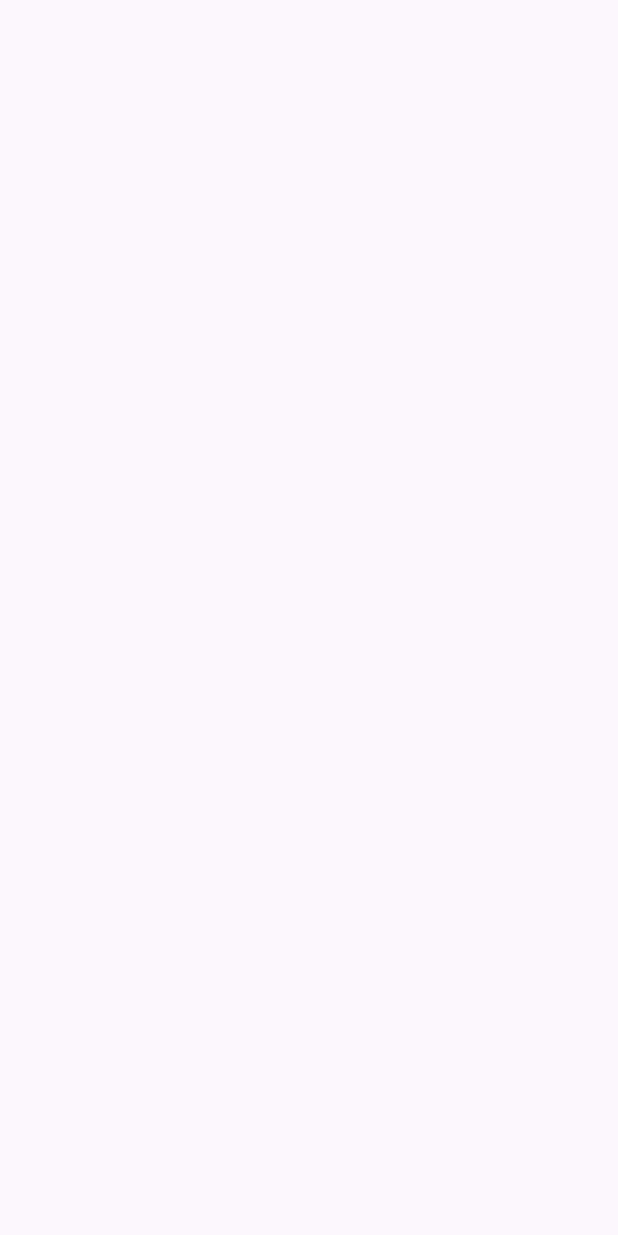
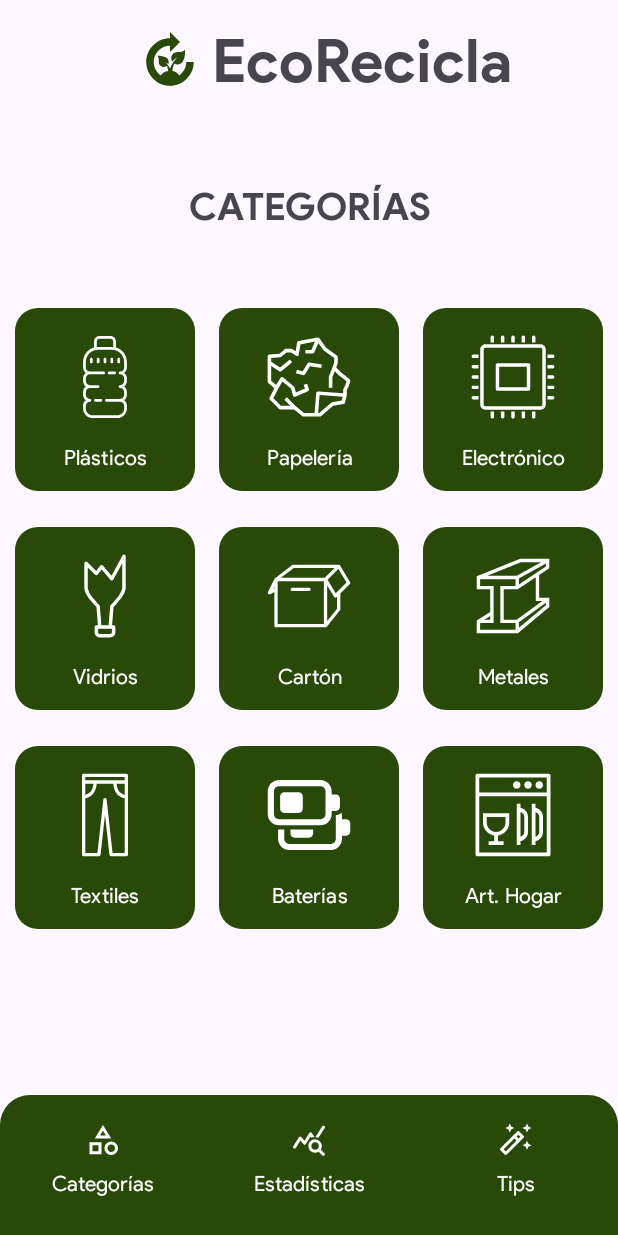
Before and after one commit to AndresFDev/EcoRecicla, an Android app: the CategoriesActivity screen opened directly, with no data from a screen before it, on a phone screen of 412 x 824 dp. Before the commit the screen is empty. Run offline under Robolectric (Android 15) with nearby library versions, the light colour scheme and no system bars.

Commit message:
second update

```diff
--- /dev/null
+++ b/app/src/main/java/com/example/ecorecicla/FormActivity.java
@@ -0,0 +1,14 @@
+package com.example.ecorecicla;
+
+import androidx.appcompat.app.AppCompatActivity;
+
+import android.os.Bundle;
+
+public class FormActivity extends AppCompatActivity {
+
+    @Override
+    protected void onCreate(Bundle savedInstanceState) {
+        super.onCreate(savedInstanceState);
+        setContentView(R.layout.activity_form);
+    }
+}
--- a/app/src/main/res/layout/activity_categories.xml
+++ b/app/src/main/res/layout/activity_categories.xml
@@ -6,5 +6,116 @@
     android:layout_height="match_parent"
     tools:context=".CategoriesActivity">
 
+    <include
+        android:id="@+id/tv_title"
+        layout="@layout/app_logo"
+        android:layout_width="match_parent"
+        android:layout_height="wrap_content"
+        app:layout_constraintTop_toTopOf="parent" />
+
+    <com.google.android.material.textview.MaterialTextView
+        android:id="@+id/tv_category"
+        android:layout_width="match_parent"
+        android:layout_height="wrap_content"
+        android:fontFamily="@font/product_sans_bold"
+        android:text="Categorías"
+        android:textAlignment="center"
+        android:textAllCaps="true"
+        android:textSize="25sp"
+        app:layout_constraintTop_toBottomOf="@id/tv_title"
+        app:layout_constraintBottom_toTopOf="@id/gl_categories"/>
+
+    <GridLayout
+        android:id="@+id/gl_categories"
+        android:layout_width="match_parent"
+        android:layout_height="wrap_content"
+        android:columnCount="3"
+        android:rowCount="3"
+        android:layout_margin="2dp"
+        app:layout_constraintBottom_toBottomOf="parent"
+        app:layout_constraintEnd_toEndOf="parent"
+        app:layout_constraintStart_toStartOf="parent"
+        app:layout_constraintTop_toTopOf="parent">
+
+        <com.google.android.material.button.MaterialButton
+            android:id="@+id/btn_plastic"
+            style="@style/ButtonCategoriesStyle"
+            android:layout_row="0"
+            android:layout_column="0"
+            android:text="Plásticos"
+            app:icon="@drawable/ic_plastic" />
+
+        <com.google.android.material.button.MaterialButton
+            android:id="@+id/btn_paper"
+            style="@style/ButtonCategoriesStyle"
+            android:layout_row="0"
+            android:layout_column="1"
+            android:text="Papelería"
+            app:icon="@drawable/ic_paper" />
+
+        <com.google.android.material.button.MaterialButton
+            android:id="@+id/btn_electronics"
+            style="@style/ButtonCategoriesStyle"
+            android:layout_row="0"
+            android:layout_column="2"
+            android:text="Electrónico"
+            app:icon="@drawable/ic_electronic" />
+
+        <com.google.android.material.button.MaterialButton
+            android:id="@+id/btn_glass"
+            style="@style/ButtonCategoriesStyle"
+            android:layout_row="1"
+            android:layout_column="0"
+            android:text="Vidrios"
+            app:icon="@drawable/ic_glass" />
+
+        <com.google.android.material.button.MaterialButton
+            android:id="@+id/btn_card"
+            style="@style/ButtonCategoriesStyle"
+            android:layout_row="1"
+            android:layout_column="1"
+            android:text="Cartón"
+            app:icon="@drawable/ic_card" />
+
+        <com.google.android.material.button.MaterialButton
+            android:id="@+id/btn_steel"
+            style="@style/ButtonCategoriesStyle"
+            android:layout_row="1"
+            android:layout_column="2"
+            android:text="Metales"
+            app:icon="@drawable/ic_steel" />
+
+        <com.google.android.material.button.MaterialButton
+            android:id="@+id/texiles"
+            style="@style/ButtonCategoriesStyle"
+            android:layout_row="2"
+            android:layout_column="0"
+            android:text="Textiles"
+            app:icon="@drawable/ic_textil" />
+
+        <com.google.android.material.button.MaterialButton
+            android:id="@+id/btn_batteries"
+            style="@style/ButtonCategoriesStyle"
+            android:layout_row="2"
+            android:layout_column="1"
+            android:text="Baterías"
+            app:icon="@drawable/ic_batteries" />
+
+        <com.google.android.material.button.MaterialButton
+            android:id="@+id/btn_art_home"
+            style="@style/ButtonCategoriesStyle"
+            android:layout_row="2"
+            android:layout_column="2"
+            android:text="Art. Hogar"
+            app:icon="@drawable/ic_art_home" />
+
+    </GridLayout>
+
+    <include
+        android:id="@+id/menu"
+        layout="@layout/nav_menu"
+        android:layout_width="match_parent"
+        android:layout_height="wrap_content"
+        app:layout_constraintBottom_toBottomOf="parent" />
 
 </androidx.constraintlayout.widget.ConstraintLayout>
--- /dev/null
+++ b/app/src/main/res/layout/activity_form.xml
@@ -0,0 +1,9 @@
+<?xml version="1.0" encoding="utf-8"?>
+<androidx.constraintlayout.widget.ConstraintLayout xmlns:android="http://schemas.android.com/apk/res/android"
+    xmlns:app="http://schemas.android.com/apk/res-auto"
+    xmlns:tools="http://schemas.android.com/tools"
+    android:layout_width="match_parent"
+    android:layout_height="match_parent"
+    tools:context=".FormActivity">
+
+</androidx.constraintlayout.widget.ConstraintLayout>
--- a/app/src/main/res/values/themes.xml
+++ b/app/src/main/res/values/themes.xml
@@ -35,15 +35,17 @@
     </style>
 
     <style name="ButtonCategoriesStyle" parent="Widget.Material3.Button">
-        <item name="textAllCaps">true</item>
+        <item name="textAllCaps">false</item>
         <item name="fontFamily">@font/product_sans_regular</item>
         <item name="cornerRadius">15dp</item>
         <item name="iconGravity">top</item>
-        <item name="iconSize">55dp</item>
+        <item name="iconSize">60dp</item>
         <item name="android:layout_margin">8dp</item>
         <item name="android:layout_columnWeight">1</item>
-        <item name="android:layout_height">120dp</item>
+        <item name="android:layout_height">130dp</item>
+        <item name="android:layout_width">0dp</item>
         <item name="android:paddingTop">16dp</item>
+        <item name="android:layout_weight">1</item>
     </style>
 
 </resources>
```
